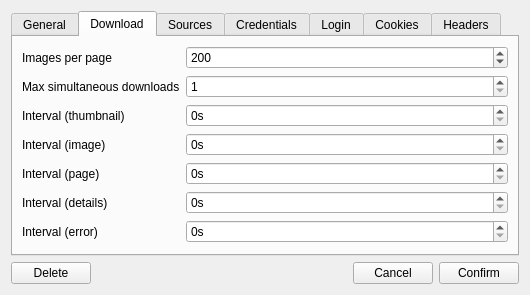
Before: the Qt Designer form gui/src/sources/sources-settings-window.ui in Bionus/imgbrd-grabber, drawn with Qt 5.
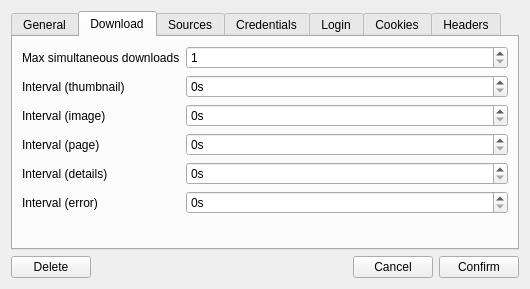
After: the same form once the commit is applied. The open tabs and pages were chosen to show the change. Icons and pictures are not drawn.

Commit message: Remove unused 'download/imagesperpage' source setting (issue #1545)

```diff
--- a/gui/src/sources/sources-settings-window.ui
+++ b/gui/src/sources/sources-settings-window.ui
@@ -186,14 +186,14 @@
        <string>Download</string>
       </attribute>
       <layout class="QFormLayout" name="formLayout">
-       <item row="1" column="0">
+       <item row="0" column="0">
         <widget class="QLabel" name="label_3">
          <property name="text">
           <string>Max simultaneous downloads</string>
          </property>
         </widget>
        </item>
-       <item row="1" column="1">
+       <item row="0" column="1">
         <widget class="QSpinBox" name="spinSimultaneousDownloads">
          <property name="minimum">
           <number>1</number>
@@ -203,102 +203,82 @@
          </property>
         </widget>
        </item>
-       <item row="0" column="0">
-        <widget class="QLabel" name="label_4">
-         <property name="text">
-          <string>Images per page</string>
-         </property>
-        </widget>
-       </item>
-       <item row="0" column="1">
-        <widget class="QSpinBox" name="spinImagesPerPage">
-         <property name="minimum">
-          <number>1</number>
-         </property>
-         <property name="maximum">
-          <number>1000</number>
-         </property>
-         <property name="value">
-          <number>200</number>
-         </property>
-        </widget>
-       </item>
-       <item row="2" column="0">
+       <item row="1" column="0">
         <widget class="QLabel" name="label_6">
          <property name="text">
           <string>Interval (thumbnail)</string>
          </property>
         </widget>
        </item>
-       <item row="3" column="0">
+       <item row="1" column="1">
+        <widget class="QSpinBox" name="spinThrottleThumbnail">
+         <property name="suffix">
+          <string>s</string>
+         </property>
+         <property name="maximum">
+          <number>3600</number>
+         </property>
+        </widget>
+       </item>
+       <item row="2" column="0">
         <widget class="QLabel" name="label_7">
          <property name="text">
           <string>Interval (image)</string>
          </property>
         </widget>
        </item>
-       <item row="4" column="0">
+       <item row="2" column="1">
+        <widget class="QSpinBox" name="spinThrottleImage">
+         <property name="suffix">
+          <string>s</string>
+         </property>
+         <property name="maximum">
+          <number>3600</number>
+         </property>
+        </widget>
+       </item>
+       <item row="3" column="0">
         <widget class="QLabel" name="label_12">
          <property name="text">
           <string>Interval (page)</string>
          </property>
         </widget>
        </item>
-       <item row="5" column="0">
+       <item row="3" column="1">
+        <widget class="QSpinBox" name="spinThrottlePage">
+         <property name="suffix">
+          <string>s</string>
+         </property>
+         <property name="maximum">
+          <number>3600</number>
+         </property>
+        </widget>
+       </item>
+       <item row="4" column="0">
         <widget class="QLabel" name="label_13">
          <property name="text">
           <string>Interval (details)</string>
          </property>
         </widget>
        </item>
-       <item row="6" column="0">
+       <item row="4" column="1">
+        <widget class="QSpinBox" name="spinThrottleDetails">
+         <property name="suffix">
+          <string>s</string>
+         </property>
+         <property name="maximum">
+          <number>3600</number>
+         </property>
+        </widget>
+       </item>
+       <item row="5" column="0">
         <widget class="QLabel" name="label_14">
          <property name="text">
           <string>Interval (error)</string>
          </property>
         </widget>
        </item>
-       <item row="2" column="1">
-        <widget class="QSpinBox" name="spinThrottleThumbnail">
-         <property name="suffix">
-          <string>s</string>
-         </property>
-         <property name="maximum">
-          <number>3600</number>
-         </property>
-        </widget>
-       </item>
-       <item row="3" column="1">
-        <widget class="QSpinBox" name="spinThrottleImage">
-         <property name="suffix">
-          <string>s</string>
-         </property>
-         <property name="maximum">
-          <number>3600</number>
-         </property>
-        </widget>
-       </item>
-       <item row="4" column="1">
-        <widget class="QSpinBox" name="spinThrottlePage">
-         <property name="suffix">
-          <string>s</string>
-         </property>
-         <property name="maximum">
-          <number>3600</number>
-         </property>
-        </widget>
-       </item>
        <item row="5" column="1">
-        <widget class="QSpinBox" name="spinThrottleDetails">
-         <property name="suffix">
-          <string>s</string>
-         </property>
-         <property name="maximum">
-          <number>3600</number>
-         </property>
-        </widget>
-       </item>
-       <item row="6" column="1">
         <widget class="QSpinBox" name="spinThrottleRetry">
          <property name="suffix">
           <string>s</string>
```
Left out of the diff: 1 changed line with no effect on the pictures. The commit also changes 1 other file.
